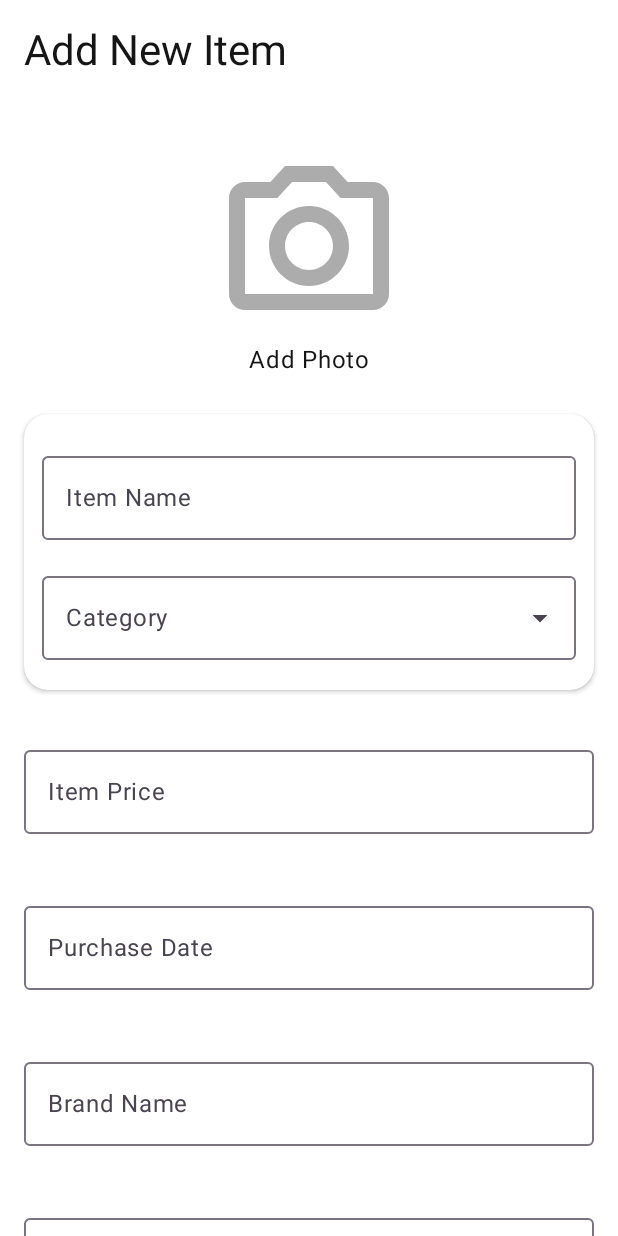
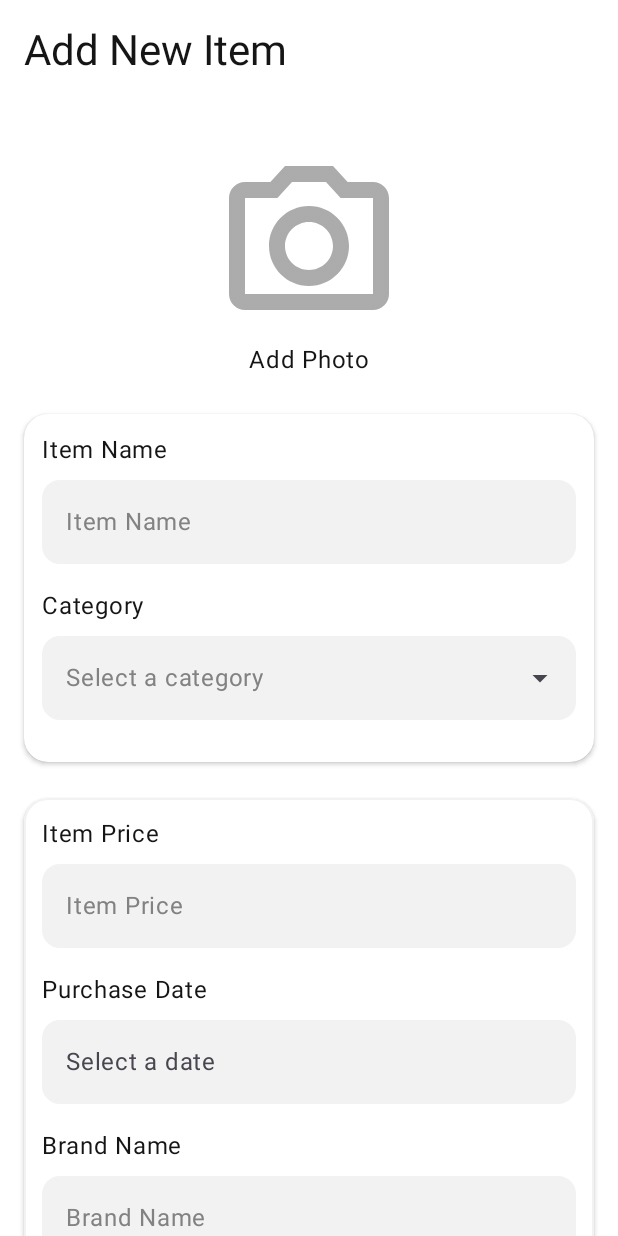
Before and after one commit to Huti-Kappa/CCL3-WS2025, an Android app built with Jetpack Compose: the ItemCreateScreen screen opened through its navigation route, on a phone screen of 412 x 824 dp. Run offline under Robolectric (Android 15) with nearby library versions, the light colour scheme and no system bars.

Commit message:
CreateScreen Updated

```diff
--- a/code/app/src/main/java/com/example/closetscore/ui/components/InputFields.kt
+++ b/code/app/src/main/java/com/example/closetscore/ui/components/InputFields.kt
@@ -5,6 +5,7 @@ import androidx.compose.foundation.clickable
 import androidx.compose.foundation.interaction.MutableInteractionSource
 import androidx.compose.foundation.layout.Arrangement
 import androidx.compose.foundation.layout.Box
+import androidx.compose.foundation.layout.Column
 import androidx.compose.foundation.layout.Row
 import androidx.compose.foundation.layout.fillMaxWidth
 import androidx.compose.foundation.layout.padding
@@ -12,6 +13,7 @@ import androidx.compose.foundation.layout.size
 import androidx.compose.foundation.layout.width
 import androidx.compose.foundation.lazy.LazyColumn
 import androidx.compose.foundation.lazy.items
+import androidx.compose.foundation.shape.RoundedCornerShape
 import androidx.compose.foundation.text.KeyboardOptions
 import androidx.compose.material.icons.Icons
 import androidx.compose.material.icons.filled.Add
@@ -28,6 +30,8 @@ import androidx.compose.material3.ModalBottomSheet
 import androidx.compose.material3.OutlinedTextField
 import androidx.compose.material3.Switch
 import androidx.compose.material3.Text
+import androidx.compose.material3.TextField
+import androidx.compose.material3.TextFieldDefaults
 import androidx.compose.runtime.Composable
 import androidx.compose.runtime.getValue
 import androidx.compose.runtime.mutableStateOf
@@ -35,11 +39,16 @@ import androidx.compose.runtime.remember
 import androidx.compose.runtime.setValue
 import androidx.compose.ui.Alignment
 import androidx.compose.ui.Modifier
+import androidx.compose.ui.graphics.Color
+import androidx.compose.ui.graphics.Color.Companion.Gray
 import androidx.compose.ui.platform.LocalContext
 import androidx.compose.ui.text.input.KeyboardType
 import androidx.compose.ui.text.style.TextAlign
 import androidx.compose.ui.unit.dp
 import com.example.closetscore.db.ItemCategory
+import com.example.closetscore.ui.theme.Black
+import com.example.closetscore.ui.theme.DarkGrey
+import com.example.closetscore.ui.theme.Grey
 import java.text.SimpleDateFormat
 import java.util.*
 
@@ -52,17 +61,35 @@ fun BasicInputField(
     keyboardType: KeyboardType = KeyboardType.Text,
     prefix: String? = null
 ) {
-    OutlinedTextField(
+    Column {
+        Text(
+            text = label,
+            color = Black
+        )
+        TextField(
             value = value,
             onValueChange = onValueChange,
-        label = { Text(label) },
+            placeholder = {
+                Text(
+                    text = label,
+                    color = DarkGrey
+                )
+            },
             keyboardOptions = KeyboardOptions(keyboardType = keyboardType),
             prefix = if (prefix != null) { { Text(prefix) } } else null,
             singleLine = true,
+            colors = TextFieldDefaults.colors(
+                unfocusedContainerColor = Grey,
+                focusedContainerColor = Grey,
+                unfocusedIndicatorColor = Color.Transparent,
+                focusedIndicatorColor = Color.Transparent
+            ),
+            shape = RoundedCornerShape(12.dp),
             modifier = Modifier
                 .fillMaxWidth()
                 .padding(vertical = 8.dp)
         )
+    }
 }
 
 @Composable
@@ -72,29 +99,43 @@ fun DatePickerField(
     onDateSelected: (String) -> Unit
 ) {
     val context = LocalContext.current
-    val calendar = Calendar.getInstance()
+    val interactionSource = remember { MutableInteractionSource() }
 
     Box(
         modifier = Modifier
             .fillMaxWidth()
             .padding(vertical = 8.dp)
     ) {
-        OutlinedTextField(
+        Column {
+            Text(
+                text = label,
+                color = Black
+            )
+            TextField(
                 value = value,
                 onValueChange = { },
-            label = { Text(label) },
                 readOnly = true,
-            modifier = Modifier.fillMaxWidth(),
-            placeholder = { Text("Select a date") }
+                placeholder = { Text("Select a date") },
+                colors = TextFieldDefaults.colors(
+                    unfocusedContainerColor = Grey,
+                    focusedContainerColor = Grey,
+                    unfocusedIndicatorColor = Color.Transparent,
+                    focusedIndicatorColor = Color.Transparent
+                ),
+                shape = RoundedCornerShape(12.dp),
+                modifier = Modifier
+                    .fillMaxWidth()
+                    .padding(vertical = 8.dp)
             )
-
+        }
         Box(
             modifier = Modifier
                 .matchParentSize()
                 .clickable(
-                    interactionSource = remember { MutableInteractionSource() },
+                    interactionSource = interactionSource,
                     indication = null
                 ) {
+                    val calendar = Calendar.getInstance()
                     val datePickerDialog = DatePickerDialog(
                         context,
                         { _, year: Int, month: Int, dayOfMonth: Int ->
@@ -114,7 +155,6 @@ fun DatePickerField(
     }
 }
 
-
 @OptIn(ExperimentalMaterial3Api::class)
 @Composable
 fun CategorySelection(
@@ -123,26 +163,55 @@ fun CategorySelection(
     onCategorySelected: (ItemCategory) -> Unit
 ) {
     var showSheet by remember { mutableStateOf(false) }
+    val interactionSource = remember { MutableInteractionSource() }
 
-    Box(modifier = Modifier
+    Box(
+        modifier = Modifier
             .fillMaxWidth()
-        .padding(vertical = 8.dp)) {
-        OutlinedTextField(
+            .padding(vertical = 8.dp)
+    ) {
+        Column {
+            Text(
+                text = label,
+                color = Black
+            )
+            TextField(
                 value = selectedCategory?.name ?: "",
                 onValueChange = {},
                 readOnly = true,
-            label = { Text(label) },
+                placeholder = {
+                    Text(
+                        text = "Select a category",
+                        color = DarkGrey
+                    )
+                },
                 trailingIcon = { Icon(Icons.Default.ArrowDropDown, null) },
-            modifier = Modifier.fillMaxWidth()
+                colors = TextFieldDefaults.colors(
+                    unfocusedContainerColor = Grey,
+                    focusedContainerColor = Grey,
+                    unfocusedIndicatorColor = Color.Transparent,
+                    focusedIndicatorColor = Color.Transparent
+                ),
+                shape = RoundedCornerShape(12.dp),
+                modifier = Modifier
+                    .fillMaxWidth()
+                    .padding(vertical = 8.dp)
             )
+        }
         Box(
             modifier = Modifier
                 .matchParentSize()
-                .clickable { showSheet = true }
+                .clickable(
+                    interactionSource = interactionSource,
+                    indication = null
+                ) {
+                    showSheet = true
+                }
         )
     }
 
     if (showSheet) {
+        val categories = remember { ItemCategory.values() }
         ModalBottomSheet(
             onDismissRequest = { showSheet = false }
         ) {
@@ -152,7 +221,7 @@ fun CategorySelection(
                 modifier = Modifier.padding(16.dp)
             )
             LazyColumn {
-                items(ItemCategory.values()) { categoryItem ->
+                items(categories) { categoryItem ->
                     ListItem(
                         headlineContent = { Text(categoryItem.name) },
                         leadingContent = {
--- a/code/app/src/main/java/com/example/closetscore/ui/screens/CreateItem.kt
+++ b/code/app/src/main/java/com/example/closetscore/ui/screens/CreateItem.kt
@@ -9,6 +9,7 @@ import androidx.compose.animation.scaleIn
 import androidx.compose.animation.togetherWith
 import androidx.compose.animation.with
 import androidx.compose.foundation.background
+import androidx.compose.foundation.border
 import androidx.compose.foundation.clickable
 import androidx.compose.foundation.layout.Arrangement
 import androidx.compose.foundation.layout.Box
@@ -22,7 +23,9 @@ import androidx.compose.foundation.lazy.grid.GridCells
 import androidx.compose.foundation.lazy.grid.GridItemSpan
 import androidx.compose.foundation.lazy.grid.LazyVerticalGrid
 import androidx.compose.foundation.lazy.grid.items
+import androidx.compose.foundation.rememberScrollState
 import androidx.compose.foundation.shape.RoundedCornerShape
+import androidx.compose.foundation.verticalScroll
 import androidx.compose.material.icons.Icons
 import androidx.compose.material.icons.filled.Camera
 import androidx.compose.material.icons.filled.CameraAlt
@@ -60,6 +63,7 @@ import com.example.closetscore.ui.components.ImageSelector
 import com.example.closetscore.ui.components.ItemCard
 import com.example.closetscore.ui.components.StepperRow
 import com.example.closetscore.ui.components.SwitchRow
+import com.example.closetscore.ui.theme.Grey
 import com.example.closetscore.ui.theme.White
 import com.example.closetscore.ui.viewmodel.ItemViewModel
 import kotlinx.coroutines.delay
@@ -117,7 +121,6 @@ fun SuccessView() {
         )
     }
 }
-
 @Composable
 fun AddItemGrid(itemViewModel: ItemViewModel, onSuccess: () -> Unit) {
     var name by remember { mutableStateOf("") }
@@ -130,79 +133,58 @@ fun AddItemGrid(itemViewModel: ItemViewModel, onSuccess: () -> Unit) {
     var store by remember { mutableStateOf("") }
     var date by remember { mutableStateOf("") }
 
-    LazyVerticalGrid(
-        columns = GridCells.Adaptive(minSize = 128.dp),
-        horizontalArrangement = Arrangement.spacedBy(24.dp),
-        verticalArrangement = Arrangement.spacedBy(24.dp),
-        contentPadding = PaddingValues(16.dp)
+    Column(
+        modifier = Modifier
+            .fillMaxSize()
+            .verticalScroll(rememberScrollState())
+            .padding(16.dp),
+        verticalArrangement = Arrangement.spacedBy(24.dp)
     ) {
-        item(span = { GridItemSpan(maxLineSpan) }) {
         Text(
             text = "Add New Item",
             style = MaterialTheme.typography.headlineMedium,
             modifier = Modifier.padding(bottom = 24.dp)
         )
-        }
-        item(span = { GridItemSpan(maxLineSpan) })  {
+
         AddImage(
             photoUri = photoUri,
             onUriChange = { newUri -> photoUri = newUri }
         )
-        }
-        item(span = { GridItemSpan(maxLineSpan) }) {
+
         NameSection(
             name = name,
             onNameChange = { name = it },
             category = category,
             onCategoryChange = { category = it }
         )
-        }
-        item(span = { GridItemSpan(maxLineSpan) }) {
-            BasicInputField(
-                label = "Item Price",
-                value = price,
-                onValueChange = { price = it },
-                keyboardType = KeyboardType.Decimal
+
+        MidSection(
+            price = price,
+            onPriceChange = { price = it },
+            date = date,
+            onDateSelected = { date = it },
+            brand = brand,
+            onBrandChange = { brand = it },
+            store = store,
+            onStoreChange = { store = it }
         )
-        }
-        item(span = { GridItemSpan(maxLineSpan) }) {
-            DatePickerField(
-                label = "Purchase Date",
-                value = date,
-                onDateSelected = { date = it }
+
+        TimesWornSection(
+            name = "Times Worn",
+            wearCount = wearCount,
+            onWearChange = { wearCount = it }
         )
-        }
-        item(span = { GridItemSpan(maxLineSpan) }) {
-            BasicInputField(
-                label = "Brand Name",
-                value = brand,
-                onValueChange = { brand = it }
+
+        ThriftSection(
+            name = "Thrifted / Second-hand",
+            isSecondHand = isSecondHand,
+            onBoolChange = { isSecondHand = it }
         )
-        }
-        item(span = { GridItemSpan(maxLineSpan) }) {
-            BasicInputField(
-                label = "Store",
-                value = store,
-                onValueChange = { store = it }
-            )
-        }
-        item(span = { GridItemSpan(maxLineSpan) }) {
-            StepperRow(
-                label = "Times Worn",
-                value = wearCount,
-                onValueChange = { wearCount = it }
-            )
-        }
-        item(span = { GridItemSpan(maxLineSpan) }) {
-            SwitchRow(
-                label = "Thrifted?",
-                checked = isSecondHand,
-                onCheckedChange = { isSecondHand = it }
-            )
-        }
-        item(span = { GridItemSpan(maxLineSpan) }) {
+
         Button(
-                modifier = Modifier.fillMaxWidth().padding(top = 16.dp),
+            modifier = Modifier
+                .fillMaxWidth()
+                .padding(top = 16.dp),
             enabled = name.isNotBlank() && category != null,
             onClick = {
                 val finalPrice = price.toDoubleOrNull() ?: 0.0
@@ -239,7 +221,6 @@ fun AddItemGrid(itemViewModel: ItemViewModel, onSuccess: () -> Unit) {
         }
     }
 }
-}
 
 @Composable
 fun NameSection(
@@ -273,3 +254,124 @@ fun NameSection(
         )
     }
 }
+
+
+
+@Composable
+fun TimesWornSection(
+    name: String,
+    wearCount: Int,
+    onWearChange: (Int) -> Unit
+) {
+    Column(
+        modifier = Modifier
+            .shadow(
+                elevation = 2.dp,
+                shape = RoundedCornerShape(16.dp)
+            )
+            .background(
+                color = White,
+                shape = RoundedCornerShape(16.dp)
+            )
+            .border(
+                width = 1.dp,
+                color = Grey,
+                shape = RoundedCornerShape(16.dp)
+            )
+            .padding(12.dp)
+    ) {
+        StepperRow(
+            label = name,
+            value = wearCount,
+            onValueChange = onWearChange
+        )
+    }
+}
+
+
+
+@Composable
+fun MidSection(
+    price: String,
+    onPriceChange: (String) -> Unit,
+    date: String,
+    onDateSelected: (String) -> Unit,
+    brand: String,
+    onBrandChange: (String) -> Unit,
+    store: String,
+    onStoreChange: (String) -> Unit
+) {
+    Column(
+        modifier = Modifier
+            .shadow(
+                elevation = 2.dp,
+                shape = RoundedCornerShape(16.dp)
+            )
+            .background(
+                color = White,
+                shape = RoundedCornerShape(16.dp)
+            )
+            .border(
+                width = 1.dp,
+                color = Grey,
+                shape = RoundedCornerShape(16.dp)
+            )
+            .padding(12.dp)
+    ) {
+        BasicInputField(
+            label = "Item Price",
+            value = price,
+            onValueChange = onPriceChange,
+            keyboardType = KeyboardType.Decimal
+        )
+
+        DatePickerField(
+            label = "Purchase Date",
+            value = date,
+            onDateSelected = onDateSelected
+        )
+
+        BasicInputField(
+            label = "Brand Name",
+            value = brand,
+            onValueChange = onBrandChange
+        )
+
+        BasicInputField(
+            label = "Store",
+            value = store,
+            onValueChange = onStoreChange
+        )
+    }
+}
+
+@Composable
+fun ThriftSection(
+    name: String,
+    isSecondHand: Boolean,
+    onBoolChange: (Boolean) -> Unit
+) {
+    Column(
+        modifier = Modifier
+            .shadow(
+                elevation = 2.dp,
+                shape = RoundedCornerShape(16.dp)
+            )
+            .background(
+                color = White,
+                shape = RoundedCornerShape(16.dp)
+            )
+            .border(
+                width = 1.dp,
+                color = Grey,
+                shape = RoundedCornerShape(16.dp)
+            )
+            .padding(12.dp)
+    ) {
+        SwitchRow(
+            label = name,
+            checked = isSecondHand,
+            onCheckedChange = onBoolChange
+        )
+    }
+}
```
Lines whose indentation alone changed are shown as unchanged.
